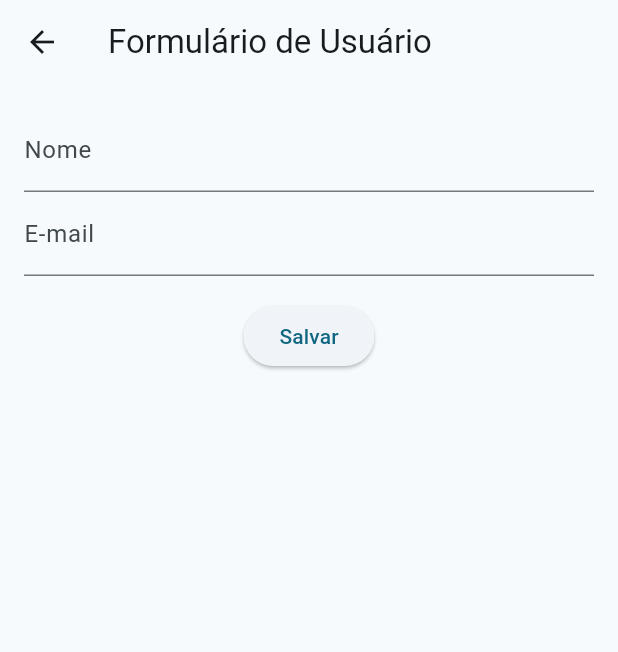
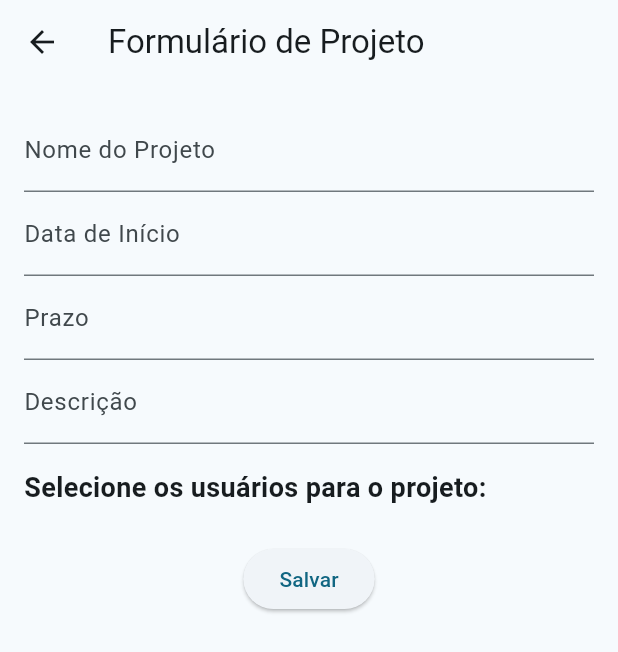
Before and after one commit to namikki/gerenciamento_projetos, a Flutter app: the screen it shows after launch, after a tap on the "add" icon, on a phone screen of 412 x 824 dp. Shown: the top 652 px of the screen. Run offline on Flutter 3.47's test engine with Material 3 defaults, Android fonts, the phone set to English and light mode, and no system bars; our stand-ins replace sqflite, sqflite_common_ffi; accounts and stored records are empty.

Commit message:
atualizações do dao de usuario, da lista e formulário de projeto e atualizações do banco de dados

```diff
--- a/lib/main.dart
+++ b/lib/main.dart
@@ -29,7 +29,7 @@
         useMaterial3: true,
         brightness: Brightness.light,
       ),
-      home: ListUsuario(),
+      home: ListProjetos(),
       debugShowCheckedModeBanner: false,
     );
   }
--- /dev/null
+++ b/lib/pages/form_projeto.dart
@@ -0,0 +1,199 @@
+import 'package:flutter/material.dart';
+import 'package:gerenciamento_projetos/model/classes_projeto.dart';
+import 'package:gerenciamento_projetos/dao/memory/projeto_dao_memory.dart';
+import 'package:gerenciamento_projetos/dao/memory/usuario_dao_memory.dart';
+
+class FormProjeto extends StatefulWidget {
+  final Function(Projeto) onProjetoSubmit;
+  final Projeto? projeto;
+
+  FormProjeto({required this.onProjetoSubmit, this.projeto});
+
+  @override
+  _FormProjetoState createState() => _FormProjetoState();
+}
+
+class _FormProjetoState extends State<FormProjeto> {
+  final TextEditingController _nomeController = TextEditingController();
+  final TextEditingController _dataInicioController = TextEditingController();
+  final TextEditingController _prazoController = TextEditingController();
+  final TextEditingController _descricaoController = TextEditingController();
+
+  List<Usuario> _usuarios = []; // Lista de todos os usuários
+  List<bool> _selecionados = []; // Lista de usuários selecionados
+
+  @override
+  void initState() {
+    super.initState();
+    if (widget.projeto != null) {
+      _nomeController.text = widget.projeto!.nomeProjeto;
+      _dataInicioController.text =
+          widget.projeto!.dataInicioProjeto.toIso8601String();
+      _prazoController.text = widget.projeto!.prazoProjeto.toIso8601String();
+      _descricaoController.text = widget.projeto!.descricaoProjeto;
+    }
+    loadUsuarios();
+  }
+
+  void loadUsuarios() async {
+    final usuarioDao = UsuarioDao();
+    final allUsuarios = await usuarioDao.getUsuarios();
+    List<bool> selecionadosTemp = List<bool>.filled(allUsuarios.length, false);
+
+    if (widget.projeto != null) {
+      final usuariosDoProjeto =
+          await usuarioDao.getUsuariosDoProjeto(widget.projeto!.idProjeto);
+      for (var i = 0; i < allUsuarios.length; i++) {
+        for (var usuario in usuariosDoProjeto) {
+          if (allUsuarios[i].idUsuario == usuario.idUsuario) {
+            selecionadosTemp[i] = true;
+            break;
+          }
+        }
+      }
+    }
+
+    setState(() {
+      _usuarios = allUsuarios;
+      _selecionados = selecionadosTemp;
+    });
+  }
+
+  @override
+  Widget build(BuildContext context) {
+    return Scaffold(
+      appBar: AppBar(
+        title: Text('Formulário de Projeto'),
+      ),
+      body: Padding(
+        padding: const EdgeInsets.all(16.0),
+        child: Column(
+          children: [
+            TextField(
+              controller: _nomeController,
+              decoration: InputDecoration(labelText: 'Nome do Projeto'),
+            ),
+            TextField(
+              controller: _dataInicioController,
+              decoration: InputDecoration(labelText: 'Data de Início'),
+            ),
+            TextField(
+              controller: _prazoController,
+              decoration: InputDecoration(labelText: 'Prazo'),
+            ),
+            TextField(
+              controller: _descricaoController,
+              decoration: InputDecoration(labelText: 'Descrição'),
+            ),
+            const Padding(
+              padding: EdgeInsets.only(top: 16.0, bottom: 8.0),
+              child: Align(
+                alignment: Alignment.centerLeft,
+                child: Text(
+                  'Selecione os usuários para o projeto:',
+                  style: TextStyle(fontSize: 18, fontWeight: FontWeight.bold),
+                ),
+              ),
+            ),
+            ListView.builder(
+              shrinkWrap: true,
+              itemCount: _usuarios.length,
+              itemBuilder: (context, index) {
+                return CheckboxListTile(
+                  title: Text(_usuarios[index].nomeUsuario),
+                  value: _selecionados[index],
+                  onChanged: (bool? value) {
+                    setState(() {
+                      _selecionados[index] = value!;
+                    });
+                  },
+                );
+              },
+            ),
+            SizedBox(height: 16),
+            ElevatedButton(
+              onPressed: () async {
+                final nome = _nomeController.text;
+                final dataInicio = _dataInicioController.text;
+                final prazo = _prazoController.text;
+                final descricao = _descricaoController.text;
+
+                if (nome.isNotEmpty &&
+                    dataInicio.isNotEmpty &&
+                    prazo.isNotEmpty &&
+                    descricao.isNotEmpty) {
+                  final projetoDao = ProjetoDao();
+                  final usuarioDao = UsuarioDao();
+
+                  if (widget.projeto == null) {
+                    // Cria um novo projeto
+                    final novoProjeto = Projeto(
+                      idProjeto: DateTime.now().millisecondsSinceEpoch,
+                      nomeProjeto: nome,
+                      dataInicioProjeto:
+                          DateTime.parse(dataInicio), //YYYY-MM-DD
+                      prazoProjeto: DateTime.parse(prazo),
+                      descricaoProjeto: descricao,
+                      usuarios: _usuarios
+                          .asMap()
+                          .entries
+                          .where((entry) => _selecionados[entry.key])
+                          .map((entry) => entry.value.idUsuario)
+                          .toList(), // Adicione os usuários aqui se necessário
+                    );
+
+                    // Insere o novo projeto no banco de dados
+                    final id = await projetoDao.createProjeto(novoProjeto);
+                    // Insere as associações de usuários na tabela projetoUsuario
+                    for (var usuarioId in novoProjeto.usuarios) {
+                      await usuarioDao.createProjetoUsuario(
+                          novoProjeto.idProjeto, usuarioId);
+                    }
+                    // Imprime o id do projeto inserido
+                    print('Projeto inserido com id: $id');
+                  } else {
+                    // Atualiza o projeto existente
+                    final projetoAtualizado = Projeto(
+                      idProjeto: widget.projeto!.idProjeto,
+                      nomeProjeto: nome,
+                      dataInicioProjeto: DateTime.parse(dataInicio),
+                      prazoProjeto: DateTime.parse(prazo),
+                      descricaoProjeto: descricao,
+                      usuarios: _usuarios
+                          .asMap()
+                          .entries
+                          .where((entry) => _selecionados[entry.key])
+                          .map((entry) => entry.value.idUsuario)
+                          .toList(), // Adicione os usuários aqui se necessário
+                    );
+
+                    // Atualiza o projeto no banco de dados
+                    final id =
+                        await projetoDao.updateProjeto(projetoAtualizado);
+                    // Atualiza as associações de usuários na tabela projetoUsuario
+                    // Primeiro, exclui todas as associações existentes
+                    await usuarioDao
+                        .deleteProjetoUsuarios(projetoAtualizado.idProjeto);
+
+                    // Em seguida, insere as novas associações
+                    for (var usuarioId in projetoAtualizado.usuarios) {
+                      await usuarioDao.createProjetoUsuario(
+                          projetoAtualizado.idProjeto, usuarioId);
+                    }
+                    // Imprime o id do projeto atualizado
+                    print('Projeto atualizado com id: $id');
+                  }
+
+                  Navigator.pop(context);
+                } else {
+                  // Adicione tratamento para campos vazios se necessário
+                }
+              },
+              child: Text('Salvar'),
+            ),
+          ],
+        ),
+      ),
+    );
+  }
+}
--- a/lib/pages/form_usuario.dart
+++ b/lib/pages/form_usuario.dart
@@ -1,9 +1,7 @@
 import 'package:flutter/material.dart';
-import 'dart:convert';
 import 'package:gerenciamento_projetos/model/classes_projeto.dart';
-import 'package:gerenciamento_projetos/database/database_provider.dart';
-//import 'package:gerenciamento_projetos/database/table_usuario_dao.dart';
 import 'package:gerenciamento_projetos/dao/memory/usuario_dao_memory.dart';
+
 class FormUsuario extends StatefulWidget {
   final Function(Usuario) onUsuarioSubmit;
 
--- /dev/null
+++ b/lib/pages/list_projetos.dart
@@ -0,0 +1,116 @@
+import 'package:flutter/material.dart';
+import 'package:gerenciamento_projetos/model/classes_projeto.dart';
+import 'package:gerenciamento_projetos/pages/form_projeto.dart';
+import 'package:gerenciamento_projetos/dao/memory/projeto_dao_memory.dart';
+import 'package:gerenciamento_projetos/dao/memory/usuario_dao_memory.dart';
+//adicionar o table_projetoUsuario
+
+class ListProjetos extends StatefulWidget {
+  @override
+  _ListProjetosState createState() => _ListProjetosState();
+}
+
+class _ListProjetosState extends State<ListProjetos> {
+  List<Projeto> projetos = [];
+
+  @override
+  void initState() {
+    super.initState();
+    loadProjetos();
+  }
+
+  void loadProjetos() async {
+    final projetoDao = ProjetoDao();
+    final allProjetos = await projetoDao.getProjetos();
+    setState(() {
+      projetos = allProjetos;
+    });
+  }
+
+  Future<List<Usuario>> getUsuariosDoProjeto(int projetoId) async {
+    final usuarioDao = UsuarioDao();
+    return await usuarioDao.getUsuariosDoProjeto(projetoId);
+  }
+
+  @override
+  Widget build(BuildContext context) {
+    return Scaffold(
+      appBar: AppBar(
+        title: Text('Lista de Projetos'),
+      ),
+      body: ListView.builder(
+        itemCount: projetos.length,
+        itemBuilder: (context, index) {
+          final projeto = projetos[index];
+          return FutureBuilder<List<Usuario>>(
+            future: getUsuariosDoProjeto(projeto.idProjeto),
+            builder: (context, snapshot) {
+              if (snapshot.connectionState == ConnectionState.done) {
+                final usuarios = snapshot.data ?? [];
+                return ListTile(
+                  title: Text(projeto.nomeProjeto),
+                  subtitle: Text('Usuários: ' + usuarios.map((u) => u.nomeUsuario).join(', ')),
+                  trailing: Row(
+                    mainAxisSize: MainAxisSize.min,
+                    children: <Widget>[
+                      IconButton(
+                        icon: Icon(Icons.edit),
+                        onPressed: () {
+                          Navigator.push(
+                            context,
+                            MaterialPageRoute(
+                              builder: (context) => FormProjeto(
+                                onProjetoSubmit: (projeto) {
+                                  setState(() {
+                                    projetos.add(projeto);
+                                  });
+                                },
+                                projeto: projeto,
+                              ),
+                            ),
+                          ).then((_) => loadProjetos());
+                        },
+                      ),
+                      IconButton(
+                        icon: Icon(Icons.delete),
+                        onPressed: () async {
+                          final projetoDao = ProjetoDao();
+                          await projetoDao.deleteProjeto(projeto.idProjeto);
+                          loadProjetos();
+                        },
+                      ),
+                    ],
+                  ),
+                  onTap: () {
+                    // Adicione a navegação para a página de detalhes
+                    // por exemplo, Navigator.push(context, MaterialPageRoute(builder: (context) => DetalhesProjeto(projeto)));
+                  },
+                );
+              } else {
+                return CircularProgressIndicator();
+              }
+            },
+          );
+        },
+      ),
+      floatingActionButton: FloatingActionButton(
+        onPressed: () async {
+          await Navigator.push(
+            context,
+            MaterialPageRoute(
+              builder: (context) => FormProjeto(
+                onProjetoSubmit: (projeto) {
+                  setState(() {
+                    projetos.add(projeto);
+                  });
+                },
+              ),
+            ),
+          );
+          loadProjetos();
+        },
+        child: Icon(Icons.add),
+      ),
+    );
+  }
+}
--- a/lib/pages/list_usuarios.dart
+++ b/lib/pages/list_usuarios.dart
@@ -1,10 +1,6 @@
-// arquivo: list_usuario.dart
 import 'package:flutter/material.dart';
 import 'package:gerenciamento_projetos/model/classes_projeto.dart';
-import 'package:gerenciamento_projetos/dao/classes_dao.dart';
-import 'package:gerenciamento_projetos/dao/memory/projeto_dao_memory.dart';
 import 'package:gerenciamento_projetos/pages/form_usuario.dart';
-//import 'package:gerenciamento_projetos/database/table_usuario_dao.dart';
 import 'package:gerenciamento_projetos/dao/memory/usuario_dao_memory.dart';
 
 class ListUsuario extends StatefulWidget {
```
Also changed, not shown: lib/dao/memory/usuario_dao_memory.dart (+52 -1 lines).
